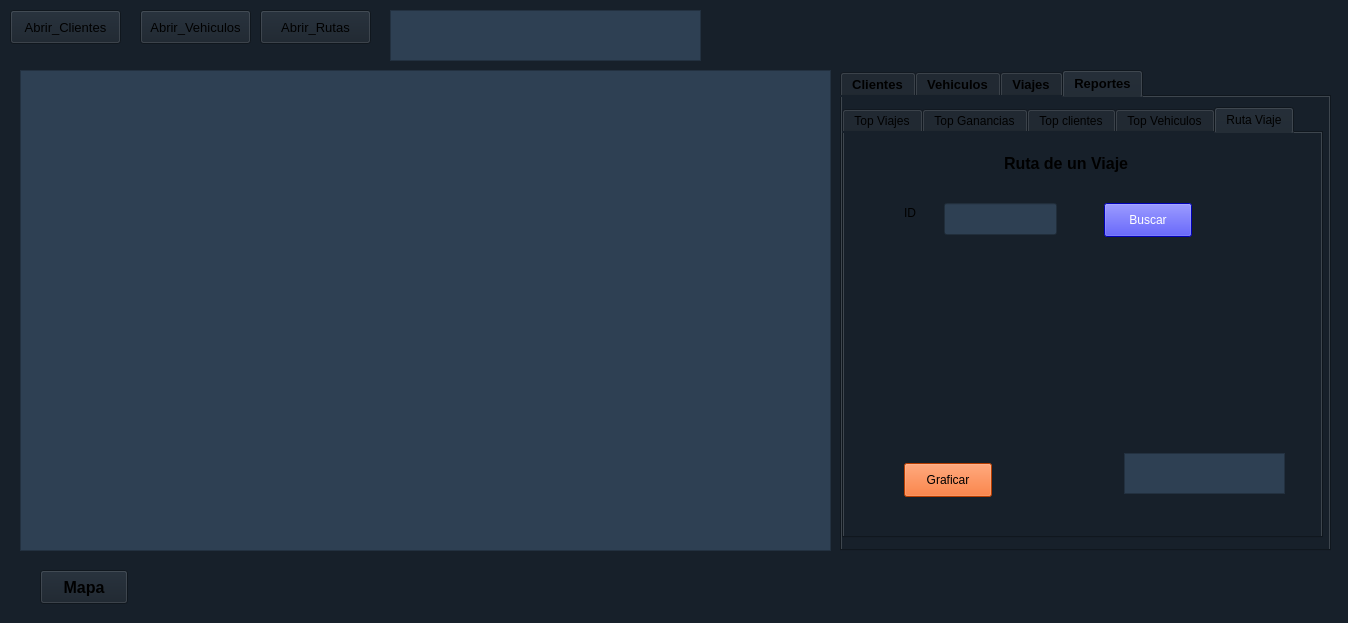
Old version of the form Rapidito/interfaz/Interfaz.ui in the repository Marco131-xel/Edd_Proyecto2.
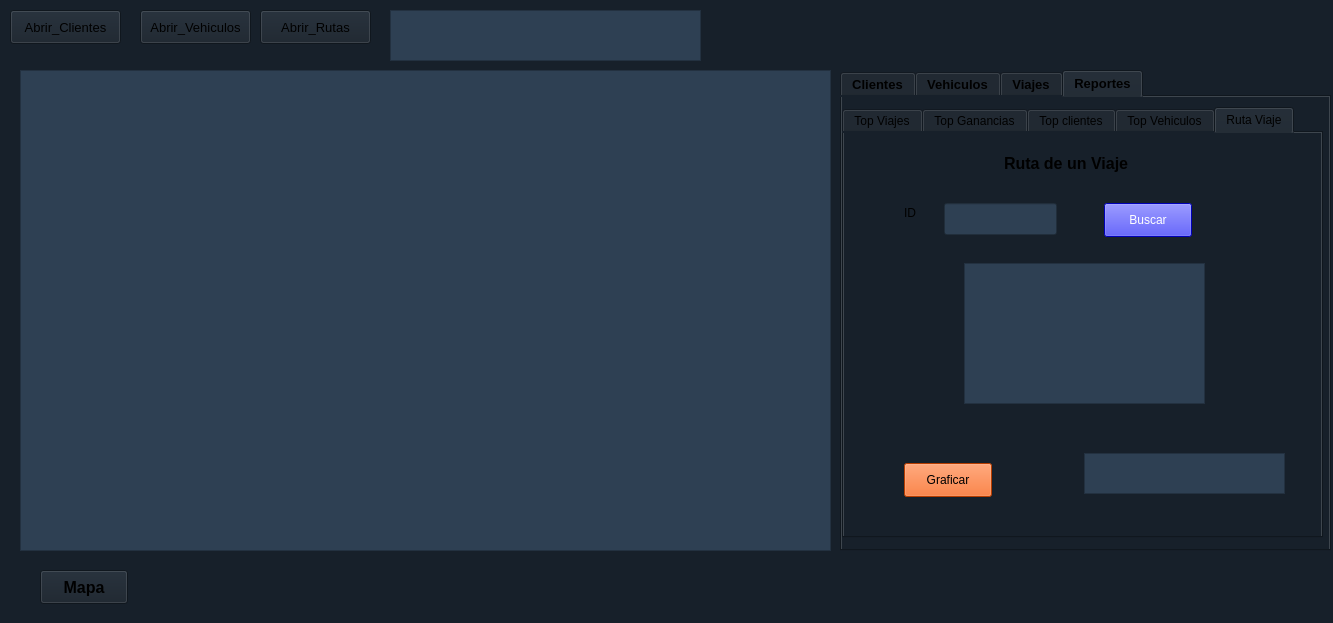
New version of the form. The open tabs and pages were chosen to show the change.

The edit to the form file:
```diff
--- a/Rapidito/interfaz/Interfaz.ui
+++ b/Rapidito/interfaz/Interfaz.ui
@@ -6,7 +6,7 @@
    <rect>
     <x>0</x>
     <y>0</y>
-    <width>1348</width>
+    <width>1333</width>
     <height>623</height>
    </rect>
   </property>
@@ -2099,9 +2099,9 @@
        <widget class="QTextEdit" name="estado_rutaviaje">
         <property name="geometry">
          <rect>
-          <x>280</x>
+          <x>240</x>
           <y>320</y>
-          <width>161</width>
+          <width>201</width>
           <height>41</height>
          </rect>
         </property>
@@ -2143,6 +2143,26 @@
          <string>Ruta de un Viaje</string>
         </property>
        </widget>
+       <widget class="QTextEdit" name="CONTENIDO_RUTAVIAJE">
+        <property name="geometry">
+         <rect>
+          <x>120</x>
+          <y>130</y>
+          <width>241</width>
+          <height>141</height>
+         </rect>
+        </property>
+        <property name="font">
+         <font>
+          <pointsize>14</pointsize>
+          <bold>true</bold>
+         </font>
+        </property>
+        <property name="styleSheet">
+         <string notr="true">color: rgb(255, 255, 255);
+background-color: rgb(46, 64, 83);</string>
+        </property>
+       </widget>
       </widget>
      </widget>
     </widget>
```
Left out of the diff: 23 changed lines with no effect on the pictures.
